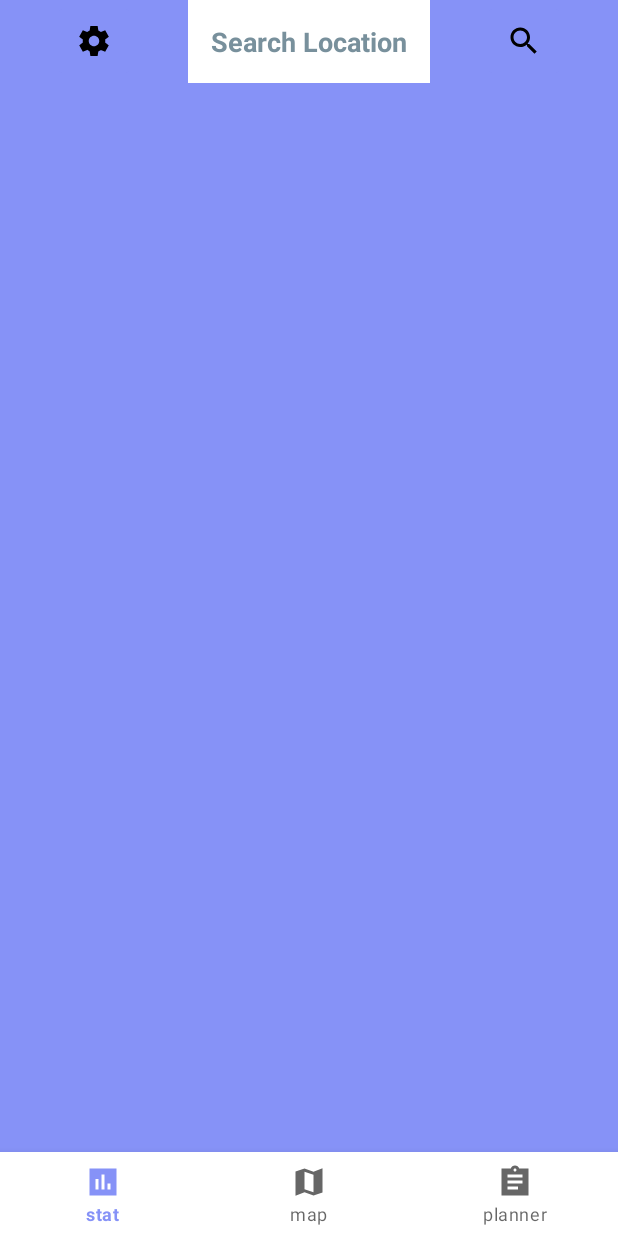
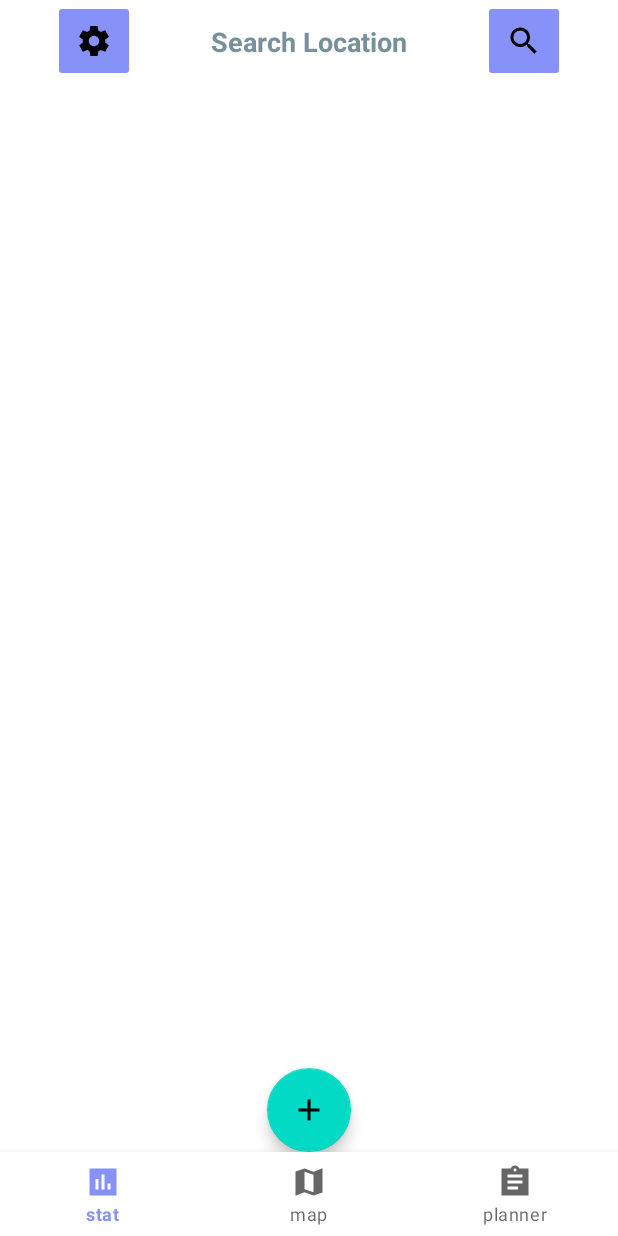
Before and after one commit to jhu-cs-uima-sp23/TeamC-EarlyJay, an Android app: the screen it shows after launch (MainActivity), on a phone screen of 412 x 824 dp. Run offline under Robolectric (Android 15) with nearby library versions, the phone set to English and light mode, and no system bars.

Commit message:
fab works

```diff
--- a/app/src/main/res/layout/activity_main.xml
+++ b/app/src/main/res/layout/activity_main.xml
@@ -5,7 +5,7 @@
     android:id="@+id/coordinatorLayout2"
     android:layout_width="match_parent"
     android:layout_height="match_parent"
-    android:background="@color/lavender"
+    android:background="@color/white"
     tools:context=".MainActivity">
 
     <FrameLayout
--- a/app/src/main/res/layout/fragment_map.xml
+++ b/app/src/main/res/layout/fragment_map.xml
@@ -48,4 +48,14 @@
         app:layout_constraintStart_toStartOf="parent"
         app:layout_constraintTop_toTopOf="parent" />
 
+    <com.google.android.material.floatingactionbutton.FloatingActionButton
+        android:id="@+id/floatingActionButton"
+        android:layout_width="wrap_content"
+        android:layout_height="wrap_content"
+        android:clickable="true"
+        android:src="@drawable/add"
+        app:layout_constraintBottom_toBottomOf="parent"
+        app:layout_constraintEnd_toEndOf="parent"
+        app:layout_constraintStart_toStartOf="parent" />
+
 </androidx.constraintlayout.widget.ConstraintLayout>
```
